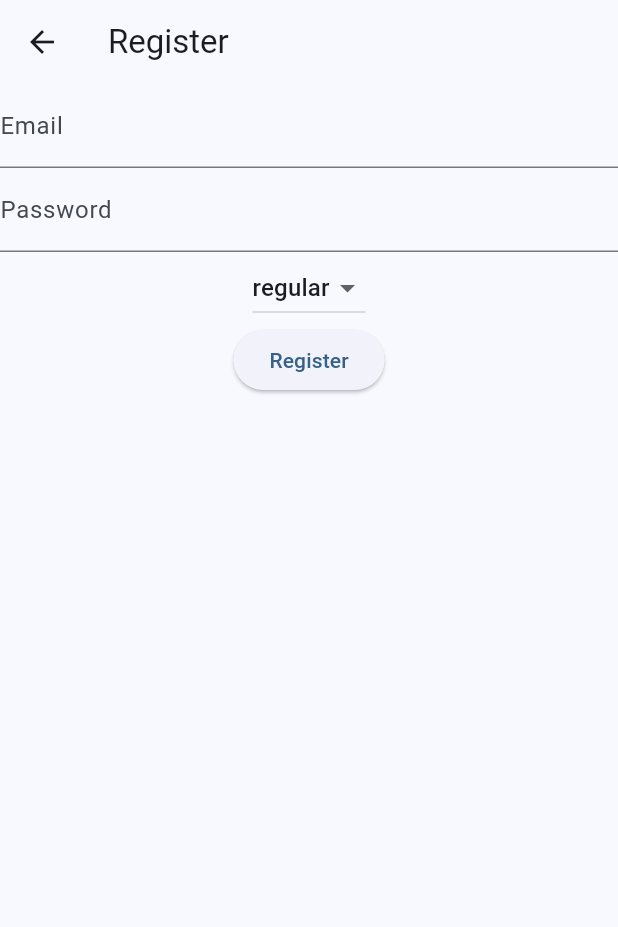
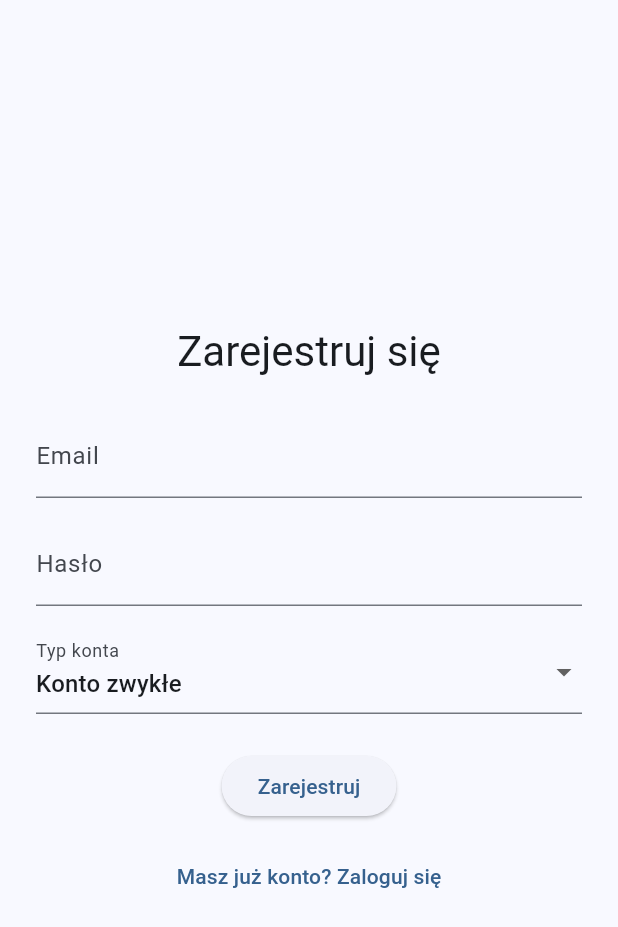
Before and after one commit to mart-gant/bank_app_mobile, a Flutter app: the RegisterScreen screen opened by its route, on a phone screen of 412 x 824 dp. Shown: the top 927 px of the screen. Run offline on Flutter 3.47's test engine with Material 3 defaults, Android fonts, the light colour scheme and no system bars.

Commit message:
Update register_screen.dart

```diff
--- a/lib/screens/register_screen.dart
+++ b/lib/screens/register_screen.dart
@@ -1,45 +1,104 @@
 import 'package:flutter/material.dart';
-import 'package:bank_app_mobile/services/auth_service.dart';
+import '../services/auth_service.dart';
 
 class RegisterScreen extends StatefulWidget {
+  const RegisterScreen({super.key});
+
   @override
-  _RegisterScreenState createState() => _RegisterScreenState();
+  State<RegisterScreen> createState() => _RegisterScreenState();
 }
 
 class _RegisterScreenState extends State<RegisterScreen> {
-  final TextEditingController _emailController = TextEditingController();
-  final TextEditingController _passwordController = TextEditingController();
-  String _accountType = 'regular'; // or 'demo'
+  final _formKey = GlobalKey<FormState>();
+  final _emailController = TextEditingController();
+  final _passwordController = TextEditingController();
+  String accountType = 'regular';
+
+  bool isLoading = false;
+  String? error;
+
+  final _authService = AuthService(baseUrl: 'https://your-api-url.com');
 
   void _register() async {
-    bool success = await AuthService.register(
-      _emailController.text,
-      _passwordController.text,
-      _accountType,
-    );
+    if (!_formKey.currentState!.validate()) return;
 
-    if (success) {
-      Navigator.pushReplacementNamed(context, '/login');
-    } else {
-      ScaffoldMessenger.of(context).showSnackBar(SnackBar(content: Text('Registration failed')));
+    setState(() {
+      isLoading = true;
+      error = null;
+    });
+
+    try {
+      final user = await _authService.register(
+        _emailController.text,
+        _passwordController.text,
+        accountType,
+      );
+      if (!mounted) return;
+      Navigator.pushReplacementNamed(context, '/dashboard', arguments: user);
+    } catch (e) {
+      setState(() => error = e.toString());
+    } finally {
+      setState(() => isLoading = false);
     }
   }
 
   @override
   Widget build(BuildContext context) {
     return Scaffold(
-      appBar: AppBar(title: Text('Register')),
-      body: Column(
-        children: [
-          TextField(controller: _emailController, decoration: InputDecoration(labelText: 'Email')),
-          TextField(controller: _passwordController, decoration: InputDecoration(labelText: 'Password'), obscureText: true),
-          DropdownButton<String>(
-            value: _accountType,
-            items: ['regular', 'demo'].map((type) => DropdownMenuItem(value: type, child: Text(type))).toList(),
-            onChanged: (value) => setState(() => _accountType = value!),
+      body: Center(
+        child: Padding(
+          padding: const EdgeInsets.all(24.0),
+          child: Form(
+            key: _formKey,
+            child: Column(
+              mainAxisAlignment: MainAxisAlignment.center,
+              children: [
+                Text('Zarejestruj się', style: Theme.of(context).textTheme.headlineMedium),
+                const SizedBox(height: 24),
+                TextFormField(
+                  controller: _emailController,
+                  decoration: const InputDecoration(labelText: 'Email'),
+                  keyboardType: TextInputType.emailAddress,
+                  validator: (value) => value!.isEmpty ? 'Wprowadź email' : null,
+                ),
+                const SizedBox(height: 16),
+                TextFormField(
+                  controller: _passwordController,
+                  decoration: const InputDecoration(labelText: 'Hasło'),
+                  obscureText: true,
+                  validator: (value) => value!.isEmpty ? 'Wprowadź hasło' : null,
+                ),
+                const SizedBox(height: 16),
+                DropdownButtonFormField<String>(
+                  value: accountType,
+                  decoration: const InputDecoration(labelText: 'Typ konta'),
+                  items: const [
+                    DropdownMenuItem(value: 'regular', child: Text('Konto zwykłe')),
+                    DropdownMenuItem(value: 'demo', child: Text('Konto demo')),
+                  ],
+                  onChanged: (value) => setState(() => accountType = value!),
+                ),
+                const SizedBox(height: 24),
+                if (error != null)
+                  Padding(
+                    padding: const EdgeInsets.only(bottom: 12),
+                    child: Text(error!, style: const TextStyle(color: Colors.red)),
+                  ),
+                isLoading
+                    ? const CircularProgressIndicator()
+                    : ElevatedButton(
+                        onPressed: _register,
+                        child: const Text('Zarejestruj'),
+                      ),
+                const SizedBox(height: 12),
+                TextButton(
+                  onPressed: () => Navigator.pop(context),
+                  child: const Text('Masz już konto? Zaloguj się'),
+                ),
+              ],
+            ),
           ),
-          ElevatedButton(onPressed: _register, child: Text('Register')),
-        ],
+        ),
       ),
     );
   }
```
